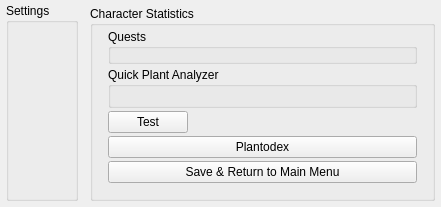
Qt form src/GameState.ui (LaceyGSC/CPlusPlus-QT-CS3503-EducationalApp) before a commit.
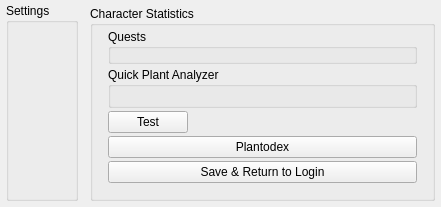
The same form after that commit.

Commit message: Added help menu

Diff of the .ui file:
```diff
--- a/src/GameState.ui
+++ b/src/GameState.ui
@@ -9,7 +9,7 @@
    <rect>
     <x>0</x>
     <y>0</y>
-    <width>399</width>
+    <width>437</width>
     <height>205</height>
    </rect>
   </property>
@@ -224,7 +224,7 @@
         <item row="5" column="1">
          <widget class="QPushButton" name="exit">
           <property name="text">
-           <string>Save &amp;&amp; Return to Main Menu</string>
+           <string>Save &amp;&amp; Return to Login</string>
           </property>
          </widget>
         </item>
```
The commit also changes 12 other files.
